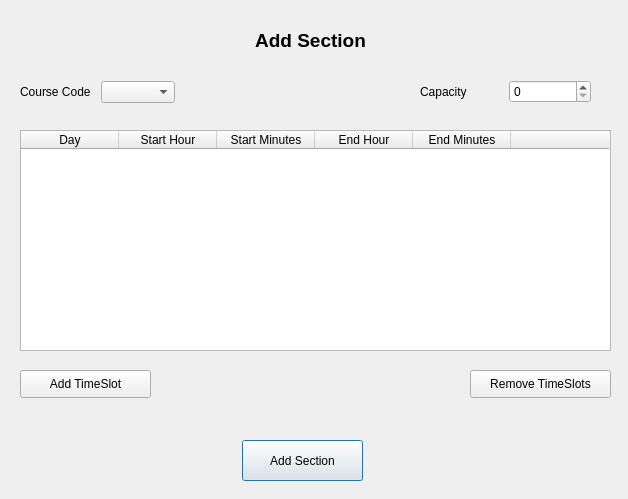
Old version of the form PreRegistrationGui/dialogsection.ui in the repository ritaaoun/Preregistration.
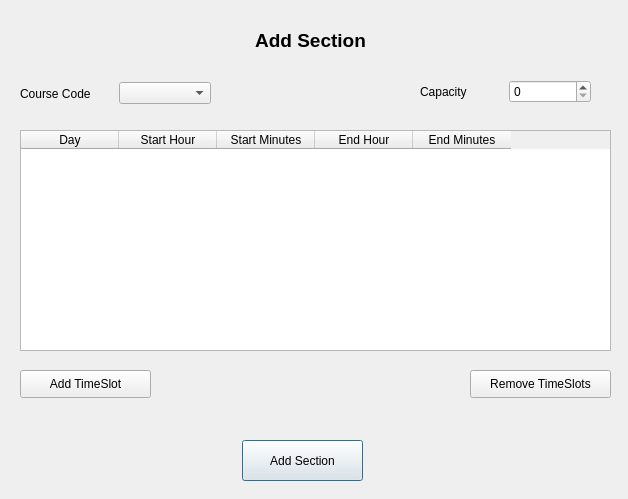
New version of the form.

The edit to the form file:
```diff
--- a/PreRegistrationGui/dialogsection.ui
+++ b/PreRegistrationGui/dialogsection.ui
@@ -108,11 +108,6 @@
      <string>End Minutes</string>
     </property>
    </column>
-   <column>
-    <property name="text">
-     <string/>
-    </property>
-   </column>
   </widget>
   <widget class="QPushButton" name="pbRemoveTimeSlots">
    <property name="geometry">
@@ -157,9 +152,9 @@
    <property name="geometry">
     <rect>
      <x>20</x>
-     <y>80</y>
-     <width>155</width>
-     <height>24</height>
+     <y>73</y>
+     <width>191</width>
+     <height>41</height>
     </rect>
    </property>
    <layout class="QHBoxLayout" name="hlCourseCode">
```
